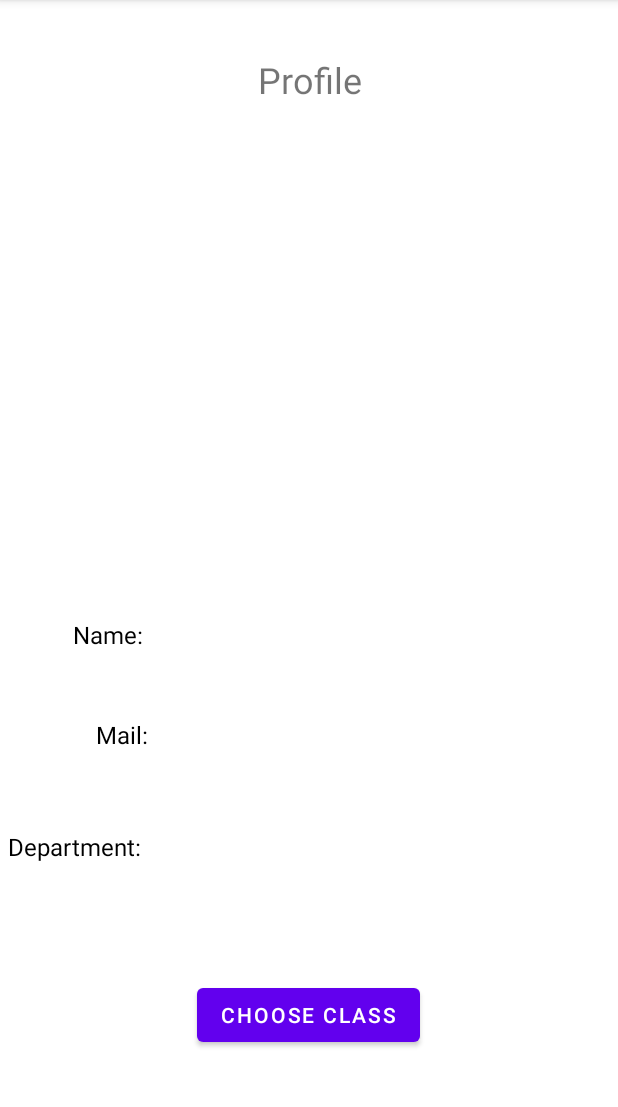
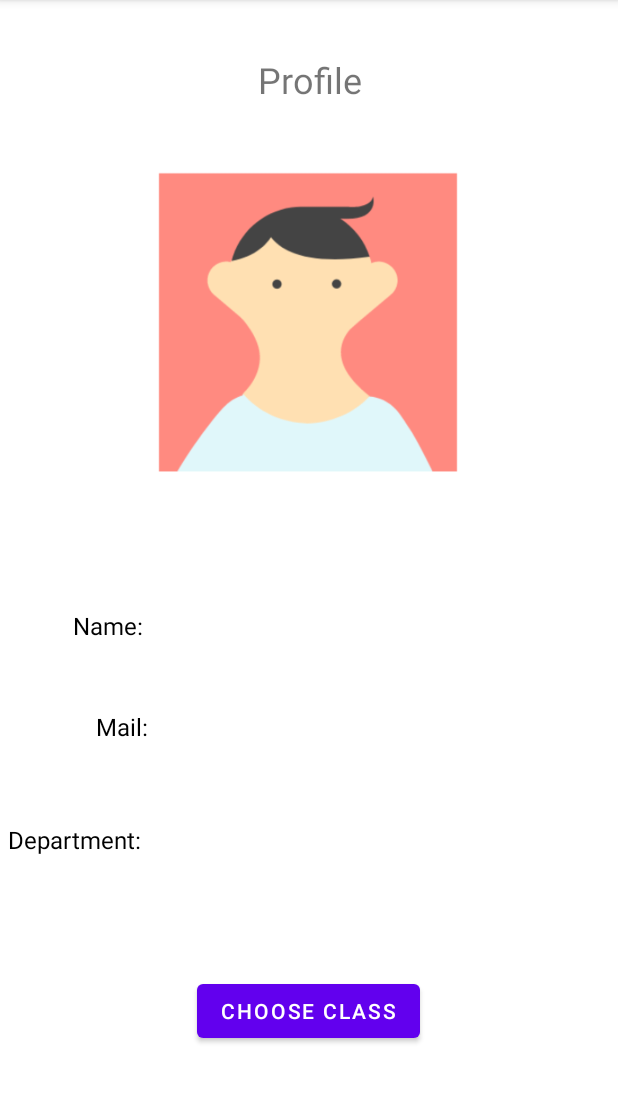
Before and after one commit to S-Sanjith/FaceRecognitionAttendanceApp, an Android app: the ProfileActivity screen opened directly, with no data from a screen before it, on a phone screen of 412 x 824 dp, the part 84-1191 px from its top. Run offline under Robolectric (Android 15) with nearby library versions, the phone set to English and light mode, and no system bars.

Commit message:
Layouts modified

```diff
--- a/app/src/main/res/layout/activity_profile.xml
+++ b/app/src/main/res/layout/activity_profile.xml
@@ -6,18 +6,30 @@
     android:layout_height="match_parent"
     tools:context=".ProfileActivity">
 
+<!--    <ImageView-->
+<!--        android:id="@+id/imageView"-->
+<!--        android:layout_width="218dp"-->
+<!--        android:layout_height="218dp"-->
+<!--        app:layout_constraintBottom_toBottomOf="parent"-->
+<!--        app:layout_constraintEnd_toEndOf="parent"-->
+<!--        app:layout_constraintHorizontal_bias="0.498"-->
+<!--        app:layout_constraintStart_toStartOf="parent"-->
+<!--        app:layout_constraintTop_toBottomOf="@+id/Profile_id"-->
+<!--        app:layout_constraintVertical_bias="0.072"-->
+<!--        tools:srcCompat="@tools:sample/avatars"-->
+<!--        android:contentDescription="Profile Photo of Teacher" />-->
+
     <ImageView
         android:id="@+id/imageView"
-        android:layout_width="218dp"
-        android:layout_height="218dp"
+        android:layout_width="200dp"
+        android:layout_height="200dp"
         app:layout_constraintBottom_toBottomOf="parent"
         app:layout_constraintEnd_toEndOf="parent"
         app:layout_constraintHorizontal_bias="0.498"
         app:layout_constraintStart_toStartOf="parent"
         app:layout_constraintTop_toBottomOf="@+id/Profile_id"
-        app:layout_constraintVertical_bias="0.072"
-        tools:srcCompat="@tools:sample/avatars"
-        android:contentDescription="Profile Photo of Teacher" />
+        app:layout_constraintVertical_bias="0.091"
+        app:srcCompat="@drawable/screenshot_2023_01_06_14_11_22" />
 
     <TextView
         android:id="@+id/Profile_id"
@@ -128,4 +140,6 @@
         app:layout_constraintTop_toBottomOf="@+id/dept_display_id"
         app:layout_constraintVertical_bias="0.444" />
 
+
+
 </androidx.constraintlayout.widget.ConstraintLayout>
```
Also changed, not shown: app/src/main/res/drawable/screenshot_2023_01_06_14_11_22.png (added).
